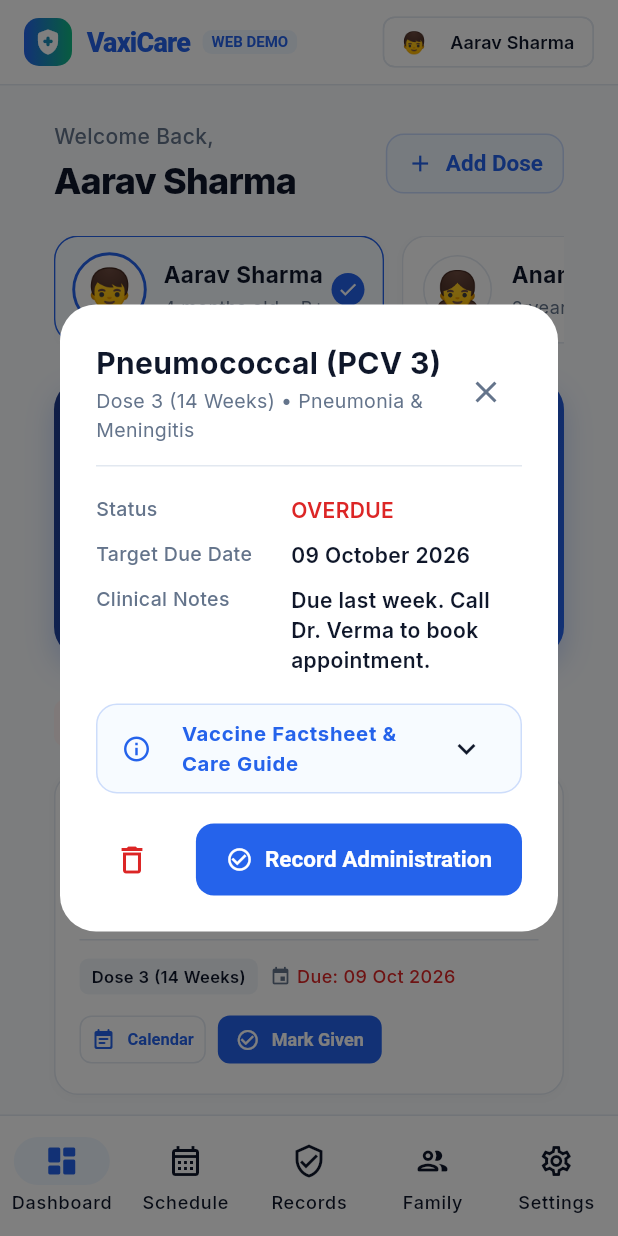
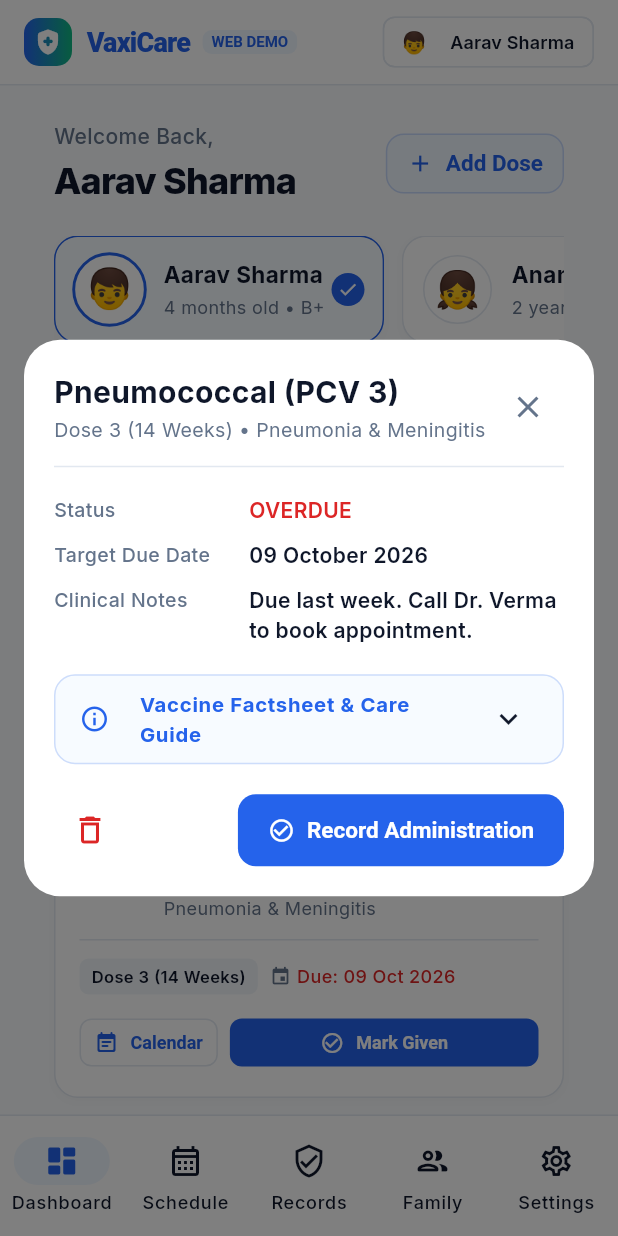
Before and after one commit to Thanishka1410/VaxiCare, a Flutter app: the screen it shows after launch, after a tap on "Skip", after a tap on "Mark Given", on a phone screen of 412 x 824 dp. Run offline on Flutter 3.47's test engine with Material 3 defaults, Android fonts, the phone set to English and light mode, and no system bars; our stand-ins replace google_fonts, shared_preferences.

Commit message:
fix(responsive): Prevent Mark Given button from overflowing container on mobile screens

```diff
--- a/lib/widgets/vaccine_card.dart
+++ b/lib/widgets/vaccine_card.dart
@@ -97,14 +97,14 @@ class VaccineCard extends StatelessWidget {
                 padding: EdgeInsets.symmetric(vertical: 12),
                 child: Divider(height: 1),
               ),
-              Wrap(
-                alignment: WrapAlignment.spaceBetween,
+              LayoutBuilder(
+                builder: (context, constraints) {
+                  final isNarrow = constraints.maxWidth < 360;
+
+                  final metaInfo = Wrap(
                     crossAxisAlignment: WrapCrossAlignment.center,
                     spacing: 8,
-                runSpacing: 10,
-                children: [
-                  Row(
-                    mainAxisSize: MainAxisSize.min,
+                    runSpacing: 6,
                     children: [
                       Container(
                         padding: const EdgeInsets.symmetric(horizontal: 8, vertical: 4),
@@ -121,7 +121,6 @@ class VaccineCard extends StatelessWidget {
                           ),
                         ),
                       ),
-                      const SizedBox(width: 8),
                       Row(
                         mainAxisSize: MainAxisSize.min,
                         children: [
@@ -146,11 +145,79 @@ class VaccineCard extends StatelessWidget {
                         ],
                       ),
                     ],
+                  );
+
+                  if (vaccine.isCompleted) {
+                    return Row(
+                      mainAxisAlignment: MainAxisAlignment.spaceBetween,
+                      children: [
+                        metaInfo,
+                        const Icon(
+                          Icons.chevron_right,
+                          size: 20,
+                          color: AppColors.secondaryText,
                         ),
+                      ],
+                    );
+                  }
+
+                  if (isNarrow) {
+                    // Stacking layout for mobile / narrow card containers
+                    return Column(
+                      crossAxisAlignment: CrossAxisAlignment.stretch,
+                      children: [
+                        metaInfo,
+                        const SizedBox(height: 12),
+                        Row(
+                          children: [
+                            OutlinedButton.icon(
+                              style: OutlinedButton.styleFrom(
+                                visualDensity: VisualDensity.compact,
+                                padding: const EdgeInsets.symmetric(horizontal: 10, vertical: 8),
+                                side: const BorderSide(color: AppColors.border),
+                                shape: RoundedRectangleBorder(borderRadius: BorderRadius.circular(8)),
+                              ),
+                              onPressed: () => _openCalendarLink(context, vaccine),
+                              icon: const Icon(Icons.event_note_rounded, size: 16, color: AppColors.primaryBlue),
+                              label: const Text('Calendar', style: TextStyle(fontSize: 12, color: AppColors.primaryBlue)),
+                            ),
+                            const SizedBox(width: 8),
+                            if (onMarkDone != null)
+                              Expanded(
+                                child: ElevatedButton.icon(
+                                  style: ElevatedButton.styleFrom(
+                                    backgroundColor: AppColors.primaryBlue,
+                                    foregroundColor: Colors.white,
+                                    elevation: 0,
+                                    visualDensity: VisualDensity.compact,
+                                    padding: const EdgeInsets.symmetric(horizontal: 12, vertical: 8),
+                                    shape: RoundedRectangleBorder(borderRadius: BorderRadius.circular(8)),
+                                  ),
+                                  onPressed: onMarkDone,
+                                  icon: const Icon(Icons.check_circle_outline, size: 16),
+                                  label: const FittedBox(
+                                    fit: BoxFit.scaleDown,
+                                    child: Text(
+                                      'Mark Given',
+                                      style: TextStyle(fontSize: 12, fontWeight: FontWeight.w700),
+                                    ),
+                                  ),
+                                ),
+                              ),
+                          ],
+                        ),
+                      ],
+                    );
+                  }
+
+                  // Standard / wider desktop layout
+                  return Row(
+                    mainAxisAlignment: MainAxisAlignment.spaceBetween,
+                    children: [
+                      metaInfo,
                       Row(
                         mainAxisSize: MainAxisSize.min,
                         children: [
-                      if (!vaccine.isCompleted) ...[
                           OutlinedButton.icon(
                             style: OutlinedButton.styleFrom(
                               visualDensity: VisualDensity.compact,
@@ -163,8 +230,7 @@ class VaccineCard extends StatelessWidget {
                             label: const Text('Calendar', style: TextStyle(fontSize: 11, color: AppColors.primaryBlue)),
                           ),
                           const SizedBox(width: 8),
-                      ],
-                      if (!vaccine.isCompleted && onMarkDone != null)
+                          if (onMarkDone != null)
                             ElevatedButton.icon(
                               style: ElevatedButton.styleFrom(
                                 backgroundColor: AppColors.primaryBlue,
@@ -180,16 +246,12 @@ class VaccineCard extends StatelessWidget {
                                 'Mark Given',
                                 style: TextStyle(fontSize: 12, fontWeight: FontWeight.w700),
                               ),
-                        )
-                      else
-                        const Icon(
-                          Icons.chevron_right,
-                          size: 20,
-                          color: AppColors.secondaryText,
                             ),
                         ],
                       ),
                     ],
+                  );
+                },
               ),
             ],
           ),
--- a/lib/widgets/vaccine_detail_dialog.dart
+++ b/lib/widgets/vaccine_detail_dialog.dart
@@ -53,11 +53,12 @@ class _VaccineDetailDialogState extends State<VaccineDetailDialog> {
     final factsheet = VaccineFactsheet.getFactsheet(widget.vaccine.vaccineName);
 
     return Dialog(
+      insetPadding: const EdgeInsets.symmetric(horizontal: 16, vertical: 24),
       shape: RoundedRectangleBorder(borderRadius: BorderRadius.circular(24)),
       backgroundColor: Colors.white,
       child: Container(
         constraints: const BoxConstraints(maxWidth: 520),
-        padding: const EdgeInsets.all(24),
+        padding: const EdgeInsets.all(20),
         child: SingleChildScrollView(
           child: Column(
             mainAxisSize: MainAxisSize.min,
@@ -163,7 +164,43 @@ class _VaccineDetailDialogState extends State<VaccineDetailDialog> {
                 ),
 
                 const SizedBox(height: 20),
-                Row(
+                LayoutBuilder(
+                  builder: (context, constraints) {
+                    final isSmallScreen = constraints.maxWidth < 340;
+                    if (isSmallScreen) {
+                      return Column(
+                        crossAxisAlignment: CrossAxisAlignment.stretch,
+                        children: [
+                          if (!widget.vaccine.isCompleted)
+                            PrimaryButton(
+                              text: 'Record Administration',
+                              icon: Icons.check_circle_outline,
+                              onPressed: () {
+                                setState(() => _isMarking = true);
+                              },
+                            )
+                          else
+                            OutlinedButton.icon(
+                              icon: const Icon(Icons.edit_outlined, size: 16),
+                              label: const Text('Update Details'),
+                              onPressed: () {
+                                setState(() => _isMarking = true);
+                              },
+                            ),
+                          const SizedBox(height: 10),
+                          OutlinedButton.icon(
+                            icon: const Icon(Icons.delete_outline, color: AppColors.errorRed, size: 16),
+                            label: const Text('Delete Dose', style: TextStyle(color: AppColors.errorRed)),
+                            onPressed: () {
+                              widget.onDelete();
+                              Navigator.of(context).pop();
+                            },
+                          ),
+                        ],
+                      );
+                    }
+
+                    return Row(
                       children: [
                         IconButton(
                           icon: const Icon(Icons.delete_outline, color: AppColors.errorRed),
@@ -191,6 +228,8 @@ class _VaccineDetailDialogState extends State<VaccineDetailDialog> {
                             },
                           ),
                       ],
+                    );
+                  },
                 ),
               ] else ...[
                 // Form to mark as given
```
Lines whose indentation alone changed are shown as unchanged.
